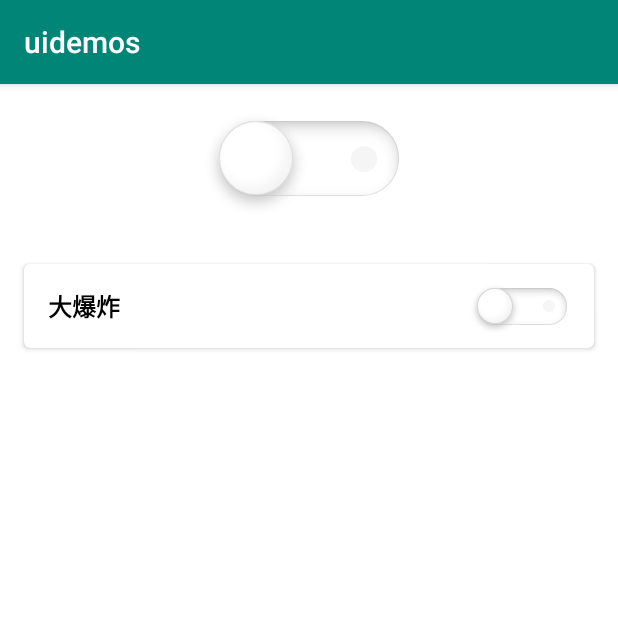
After one commit to Savion1162336040/uidemo22, an Android app: the SmaritisanDemo screen opened directly, with no data from a screen before it, on a phone screen of 412 x 824 dp, the top half of it. The commit adds this screen. Run offline under Robolectric (Android 15) with nearby library versions, the phone set to English and light mode, and no system bars.

Commit message:
添加了个锤子的demo；

```diff
--- a/app/build.gradle
+++ b/app/build.gradle
@@ -22,6 +22,7 @@ dependencies {
     implementation fileTree(dir: 'libs', include: ['*.jar'])
     implementation 'androidx.appcompat:appcompat:1.1.0'
     implementation 'androidx.constraintlayout:constraintlayout:1.1.3'
+    implementation 'androidx.cardview:cardview:1.0.0'
     testImplementation 'junit:junit:4.12'
     androidTestImplementation 'androidx.test.ext:junit:1.1.1'
     androidTestImplementation 'androidx.test.espresso:espresso-core:3.2.0'
@@ -31,4 +32,5 @@ dependencies {
     api project(":clockview")
     api project(":rulerview")
     api project(":levelselectview")
+    implementation 'androidx.cardview:cardview:1.0.0'
 }
--- a/app/src/main/AndroidManifest.xml
+++ b/app/src/main/AndroidManifest.xml
@@ -9,7 +9,8 @@
         android:roundIcon="@mipmap/ic_launcher_round"
         android:supportsRtl="true"
         android:theme="@style/AppTheme">
-        <activity android:name=".LevelSelectViewDemo"></activity>
+        <activity android:name=".SmaritisanDemo"></activity>
+        <activity android:name=".LevelSelectViewDemo" />
         <activity android:name=".RulerViewDemo" />
         <activity android:name=".ClockViewDemo" />
         <activity android:name=".SwitchDemo" />
--- /dev/null
+++ b/app/src/main/java/com/pengyeah/uidemos/SmaritisanDemo.java
@@ -0,0 +1,14 @@
+package com.pengyeah.uidemos;
+
+import androidx.appcompat.app.AppCompatActivity;
+
+import android.os.Bundle;
+
+public class SmaritisanDemo extends AppCompatActivity {
+
+    @Override
+    protected void onCreate(Bundle savedInstanceState) {
+        super.onCreate(savedInstanceState);
+        setContentView(R.layout.activity_smaritisan);
+    }
+}
--- a/app/src/main/res/layout/activity_main.xml
+++ b/app/src/main/res/layout/activity_main.xml
@@ -30,5 +30,10 @@
         android:layout_width="wrap_content"
         android:layout_height="wrap_content"
         android:text="层级选择控件" />
+    <Button
+        android:id="@+id/btn5"
+        android:layout_width="wrap_content"
+        android:layout_height="wrap_content"
+        android:text="做个锤子" />
 
 </LinearLayout>
--- /dev/null
+++ b/app/src/main/res/layout/activity_smaritisan.xml
@@ -0,0 +1,59 @@
+<?xml version="1.0" encoding="utf-8"?>
+<androidx.constraintlayout.widget.ConstraintLayout xmlns:android="http://schemas.android.com/apk/res/android"
+    xmlns:app="http://schemas.android.com/apk/res-auto"
+    xmlns:tools="http://schemas.android.com/tools"
+    android:layout_width="match_parent"
+    android:layout_height="match_parent"
+    android:background="#ffffff"
+    tools:context=".SmaritisanDemo">
+
+    <com.pengyeah.switchbutton.widget.SmartisianSwitchButton
+        android:id="@+id/ssb1"
+        android:layout_width="160dp"
+        android:layout_height="100dp"
+        app:layout_constraintLeft_toLeftOf="parent"
+        app:layout_constraintRight_toRightOf="parent"
+        app:layout_constraintTop_toTopOf="parent" />
+
+    <androidx.cardview.widget.CardView
+        android:layout_width="match_parent"
+        android:layout_height="wrap_content"
+        android:layout_marginLeft="16dp"
+        android:layout_marginTop="20dp"
+        android:layout_marginRight="16dp"
+        app:cardBackgroundColor="#ffffffff"
+        app:cardCornerRadius="4dp"
+        app:layout_constraintLeft_toLeftOf="parent"
+        app:layout_constraintRight_toRightOf="parent"
+        app:layout_constraintTop_toBottomOf="@+id/ssb1">
+
+        <androidx.constraintlayout.widget.ConstraintLayout
+            android:layout_width="match_parent"
+            android:layout_height="56dp">
+
+            <TextView
+                android:id="@+id/tv"
+                android:layout_width="wrap_content"
+                android:layout_height="wrap_content"
+                android:layout_marginLeft="16dp"
+                android:text="大爆炸"
+                android:textColor="#ff000000"
+                android:textSize="16sp"
+                android:textStyle="bold"
+                app:layout_constraintBottom_toBottomOf="parent"
+                app:layout_constraintLeft_toLeftOf="parent"
+                app:layout_constraintTop_toTopOf="parent" />
+
+            <com.pengyeah.switchbutton.widget.SmartisianSwitchButton
+                android:layout_width="80dp"
+                android:layout_height="50dp"
+                android:layout_marginRight="8dp"
+                app:layout_constraintBottom_toBottomOf="@+id/tv"
+                app:layout_constraintRight_toRightOf="parent"
+                app:layout_constraintTop_toTopOf="@+id/tv" />
+        </androidx.constraintlayout.widget.ConstraintLayout>
+
+    </androidx.cardview.widget.CardView>
+
+
+</androidx.constraintlayout.widget.ConstraintLayout>
```
Also changed, not shown: app/src/main/java/com/pengyeah/uidemos/MainActivity.java (+7 -0 lines), app/src/main/res/layout/activity_switch_demo.xml (+1 -8 lines), switchbutton/src/main/java/com/pengyeah/switchbutton/widget/SmartisianSwitchButton.java (+53 -11 lines).
